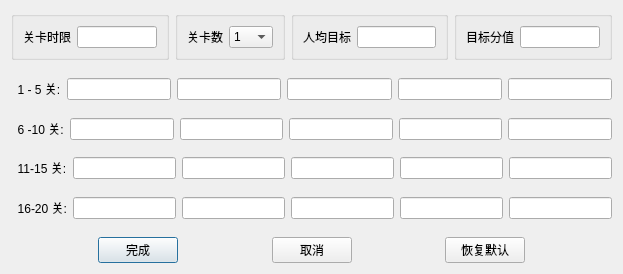
This is ui/config.ui in NewerLsg/StatServer as Qt 5 draws it before an edit. The edited form follows.
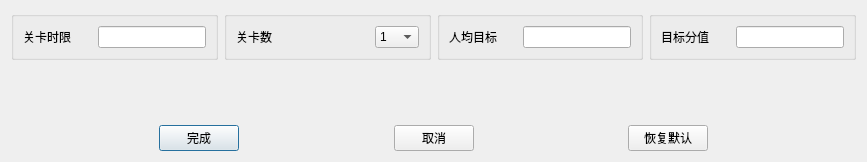
This is the edited form.

Commit message:
动态配置
1.输入框的动态改变

```diff
--- a/ui/config.ui
+++ b/ui/config.ui
@@ -6,15 +6,15 @@
    <rect>
     <x>0</x>
     <y>0</y>
-    <width>623</width>
-    <height>274</height>
+    <width>867</width>
+    <height>162</height>
    </rect>
   </property>
   <property name="windowTitle">
    <string>Dialog</string>
   </property>
-  <layout class="QGridLayout" name="gridLayout">
-   <item row="0" column="0">
+  <layout class="QVBoxLayout" name="verticalLayout_2">
+   <item>
     <layout class="QVBoxLayout" name="verticalLayout">
      <item>
       <layout class="QHBoxLayout" name="horizontalLayout">
@@ -262,165 +262,7 @@
       </layout>
      </item>
      <item>
-      <layout class="QVBoxLayout" name="verticalLayout_2">
-       <item>
-        <spacer name="verticalSpacer_5">
-         <property name="orientation">
-          <enum>Qt::Vertical</enum>
-         </property>
-         <property name="sizeHint" stdset="0">
-          <size>
-           <width>20</width>
-           <height>40</height>
-          </size>
-         </property>
-        </spacer>
-       </item>
-       <item>
-        <layout class="QGridLayout" name="gridLayout_2">
-         <item row="0" column="0">
-          <widget class="QLabel" name="lable_4">
-           <property name="text">
-            <string>  1 - 5 关:</string>
-           </property>
-          </widget>
-         </item>
-         <item row="0" column="1">
-          <widget class="QLineEdit" name="Level1Edit"/>
-         </item>
-         <item row="0" column="2">
-          <widget class="QLineEdit" name="Level2Edit"/>
-         </item>
-         <item row="0" column="3">
-          <widget class="QLineEdit" name="Level3Edit"/>
-         </item>
-         <item row="0" column="4">
-          <widget class="QLineEdit" name="Level4Edit"/>
-         </item>
-         <item row="0" column="5">
-          <widget class="QLineEdit" name="Level5Edit"/>
-         </item>
-        </layout>
-       </item>
-       <item>
-        <spacer name="verticalSpacer_2">
-         <property name="orientation">
-          <enum>Qt::Vertical</enum>
-         </property>
-         <property name="sizeHint" stdset="0">
-          <size>
-           <width>20</width>
-           <height>40</height>
-          </size>
-         </property>
-        </spacer>
-       </item>
-       <item>
-        <layout class="QGridLayout" name="gridLayout_6">
-         <item row="0" column="0">
-          <widget class="QLabel" name="label_5">
-           <property name="text">
-            <string>  6 -10 关:</string>
-           </property>
-          </widget>
-         </item>
-         <item row="0" column="1">
-          <widget class="QLineEdit" name="Level6Edit"/>
-         </item>
-         <item row="0" column="2">
-          <widget class="QLineEdit" name="Level7Edit"/>
-         </item>
-         <item row="0" column="3">
-          <widget class="QLineEdit" name="Level8Edit"/>
-         </item>
-         <item row="0" column="4">
-          <widget class="QLineEdit" name="Level9Edit"/>
-         </item>
-         <item row="0" column="5">
-          <widget class="QLineEdit" name="Level10Edit"/>
-         </item>
-        </layout>
-       </item>
-       <item>
-        <spacer name="verticalSpacer_6">
-         <property name="orientation">
-          <enum>Qt::Vertical</enum>
-         </property>
-         <property name="sizeHint" stdset="0">
-          <size>
-           <width>20</width>
-           <height>40</height>
-          </size>
-         </property>
-        </spacer>
-       </item>
-       <item>
-        <layout class="QGridLayout" name="gridLayout_7">
-         <item row="0" column="0">
-          <widget class="QLabel" name="label_6">
-           <property name="text">
-            <string>  11-15 关:</string>
-           </property>
-          </widget>
-         </item>
-         <item row="0" column="1">
-          <widget class="QLineEdit" name="Level11Edit"/>
-         </item>
-         <item row="0" column="2">
-          <widget class="QLineEdit" name="Level12Edit"/>
-         </item>
-         <item row="0" column="3">
-          <widget class="QLineEdit" name="Level13Edit"/>
-         </item>
-         <item row="0" column="4">
-          <widget class="QLineEdit" name="Level14Edit"/>
-         </item>
-         <item row="0" column="5">
-          <widget class="QLineEdit" name="Level15Edit"/>
-         </item>
-        </layout>
-       </item>
-       <item>
-        <spacer name="verticalSpacer_10">
-         <property name="orientation">
-          <enum>Qt::Vertical</enum>
-         </property>
-         <property name="sizeHint" stdset="0">
-          <size>
-           <width>20</width>
-           <height>40</height>
-          </size>
-         </property>
-        </spacer>
-       </item>
-       <item>
-        <layout class="QGridLayout" name="gridLayout_8">
-         <item row="0" column="0">
-          <widget class="QLabel" name="label_7">
-           <property name="text">
-            <string>  16-20 关:</string>
-           </property>
-          </widget>
-         </item>
-         <item row="0" column="1">
-          <widget class="QLineEdit" name="Level16Edit"/>
-         </item>
-         <item row="0" column="2">
-          <widget class="QLineEdit" name="Level17Edit"/>
-         </item>
-         <item row="0" column="3">
-          <widget class="QLineEdit" name="Level18Edit"/>
-         </item>
-         <item row="0" column="4">
-          <widget class="QLineEdit" name="Level19Edit"/>
-         </item>
-         <item row="0" column="5">
-          <widget class="QLineEdit" name="Level20Edit"/>
-         </item>
-        </layout>
-       </item>
-       <item>
-        <spacer name="verticalSpacer_11">
+      <spacer name="verticalSpacer">
          <property name="orientation">
           <enum>Qt::Vertical</enum>
          </property>
@@ -512,20 +354,6 @@
       </layout>
      </item>
     </layout>
-   </item>
-  </layout>
-  <zorder>groupBox_4</zorder>
-  <zorder>groupBox_5</zorder>
-  <zorder>groupBox_6</zorder>
-  <zorder>lable_4</zorder>
-  <zorder>Level1Edit</zorder>
-  <zorder>Level2Edit</zorder>
-  <zorder>Level3Edit</zorder>
-  <zorder>Level4Edit</zorder>
-  <zorder>Level5Edit</zorder>
-  <zorder>layoutWidget</zorder>
-  <zorder>layoutWidget_2</zorder>
-  <zorder>layoutWidget_3</zorder>
   <zorder></zorder>
   <zorder>horizontalSpacer_2</zorder>
   <zorder>ComfirmBtn</zorder>
```
Left out of the diff: 10 changed lines with no effect on the pictures. Lines whose indentation alone changed are shown as unchanged. The commit also changes 2 other files.
